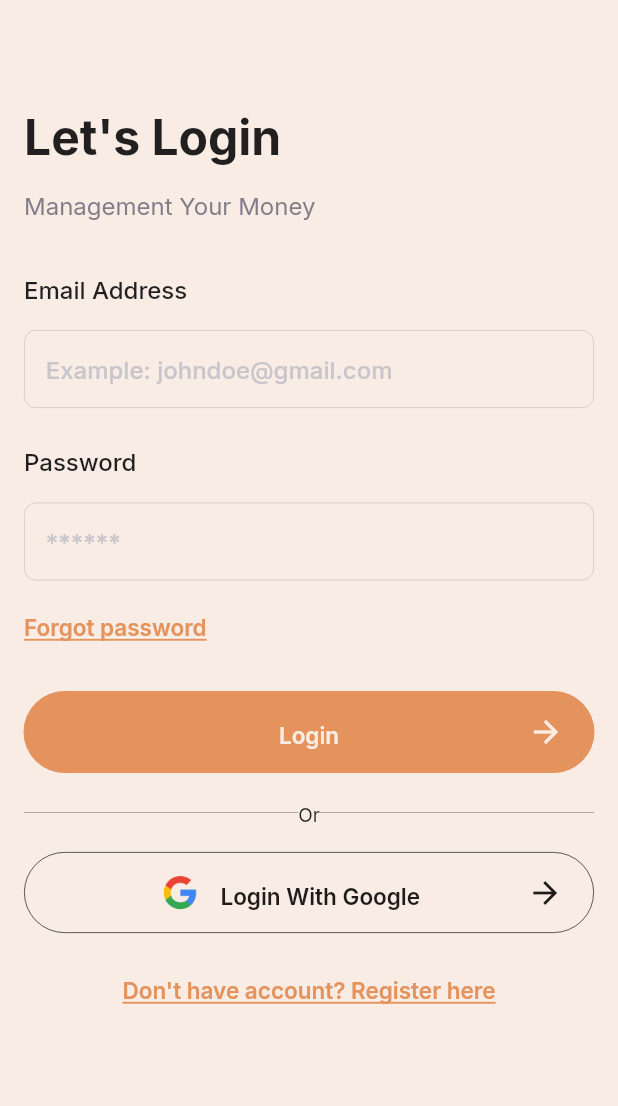
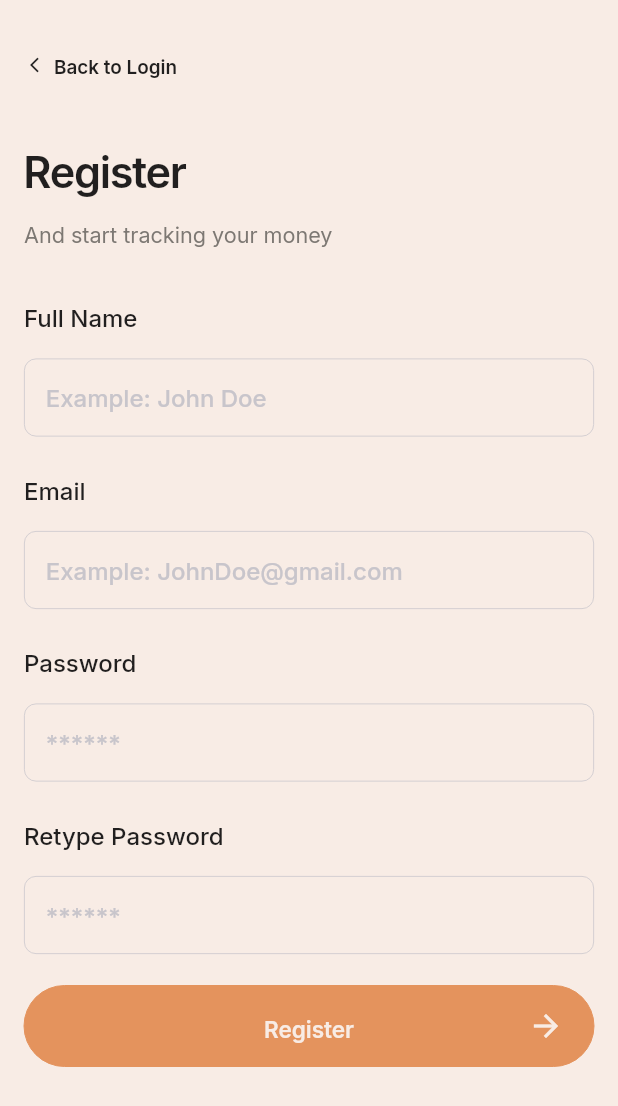
Before and after one commit to Riyumimo/expence_project, a Flutter app: the screen it shows after launch, on a phone screen of 412 x 824 dp. Shown: the top 1106 px of the screen. Run offline on Flutter 3.47's test engine with Material 2 defaults, Android fonts, the phone set to English and light mode, and no system bars; our stand-ins replace bloc, firebase_auth, firebase_core, flutter_animate, flutter_bloc, flutter_native_splash and 13 more; missing offline and left inert: flextras, flutter_displaymode; accounts and stored records are empty; project files that could hold a hidden picture were left out.

Commit message:
added register screen

```diff
--- a/lib/logic/app_logic.dart
+++ b/lib/logic/app_logic.dart
@@ -1,5 +1,6 @@
 import 'dart:async';
 
+import 'package:expence_project/logic/authencation_route_screen.dart';
 import 'package:expence_project/main.dart';
 import 'package:flutter_displaymode/flutter_displaymode.dart';
 import 'package:shared_preferences/shared_preferences.dart';
@@ -65,35 +66,7 @@ class AppLogic {
 
     // Load initial view (replace empty initial view which is covered by a native splash screen)
     // bool showIntro = settingsLogic.hasCompletedOnboarding.value == false;
-    String? getAuths;
-    await SharedPreferences.getInstance().then(
-      (value) {
-        final getAuth = value.getString(
-          'auth',
-        );
-        print(getAuth);
-        if (getAuth != null) {
-          getAuths = getAuth;
-        }
-      },
-    );
-
-    print("S$getAuths");
-    if (getAuths != null) {
-      if (repo.firebaseAuth.currentUser?.uid != null) {
-        print(repo.firebaseAuth.currentUser?.uid);
-        if (getAuths == repo.firebaseAuth.currentUser?.uid) {
-          appRoute.go(ScreenPaths.home);
-        } else {
-          appRoute.go(ScreenPaths.login);
-        }
-      } else {
-        appRoute.go(ScreenPaths.login);
-      }
-    } else {
-      appRoute.go(ScreenPaths.login);
-    }
-
+    AuthenticationScreenRouter().redirectToScreen();
     // if (showIntro) {
     //   appRouter.go(ScreenPaths.intro);
     // } else {
--- /dev/null
+++ b/lib/logic/authencation_route_screen.dart
@@ -0,0 +1,41 @@
+import 'package:shared_preferences/shared_preferences.dart';
+
+import '../main.dart';
+import '../router.dart';
+
+class AuthenticationScreenRouter {
+  void handleAuthentication() async {
+    String? getAuths;
+    await SharedPreferences.getInstance().then(
+      (value) {
+        final getAuth = value.getString(
+          'auth',
+        );
+        print(getAuth);
+        if (getAuth != null) {
+          getAuths = getAuth;
+        }
+      },
+    );
+
+    print("S$getAuths");
+    if (getAuths != null) {
+      if (repo.firebaseAuth.currentUser?.uid != null) {
+        print(repo.firebaseAuth.currentUser?.uid);
+        if (getAuths == repo.firebaseAuth.currentUser?.uid) {
+          appRoute.go(ScreenPaths.home);
+        } else {
+          appRoute.go(ScreenPaths.login);
+        }
+      } else {
+        appRoute.go(ScreenPaths.login);
+      }
+    } else {
+      appRoute.go(ScreenPaths.login);
+    }
+  }
+
+  void redirectToScreen() {
+    appRoute.go(ScreenPaths.register);
+  }
+}
--- a/lib/router.dart
+++ b/lib/router.dart
@@ -3,6 +3,7 @@ import 'package:expence_project/main.dart';
 import 'package:expence_project/ui/app_scafold.dart';
 import 'package:expence_project/ui/screens/home/home_screens.dart';
 import 'package:expence_project/ui/screens/login_screen/login_screen.dart';
+import 'package:expence_project/ui/screens/register_screen/register_screen.dart';
 import 'package:flutter/cupertino.dart';
 import 'package:flutter_bloc/flutter_bloc.dart';
 import 'package:go_router/go_router.dart';
@@ -32,7 +33,8 @@ final appRoute = GoRouter(redirect: _handleRedirect, routes: [
           ScreenPaths.login,
           (s) => const LoginScreens(),
         ),
-        AppRoute(ScreenPaths.home, (s) => const HomeScreens())
+        AppRoute(ScreenPaths.home, (s) => const HomeScreens()),
+        AppRoute(ScreenPaths.register, (s) => const RegisterScreen())
       ])
 ]);
 
--- a/lib/styles/colors.dart
+++ b/lib/styles/colors.dart
@@ -10,6 +10,7 @@ class AppColors {
   final Color greyStrong = const Color(0xFF272625);
   final Color greyMedium = const Color(0xFF9D9995);
   final Color white = Colors.white;
+  final Color textWhite = Color(0xFFC8C5CB);
   final Color black = const Color(0xFF1E1B18);
 
   final bool isDark = false;
--- /dev/null
+++ b/lib/ui/common/my_back_button.dart
@@ -0,0 +1,48 @@
+import '../../commons_libs.dart';
+import '../../main.dart';
+
+class MyBackButton extends StatelessWidget {
+  const MyBackButton({
+    super.key,
+  });
+
+  @override
+  Widget build(BuildContext context) {
+    return Padding(
+      padding: const EdgeInsets.all(16),
+      child: SizedBox(
+        height: 54,
+        child: Row(
+          children: [
+            InkWell(
+              borderRadius: BorderRadius.circular(12),
+              onTap: () {},
+              child: Container(
+                height: 22,
+                child: Row(
+                  children: [
+                    const SizedBox(
+                      width: 20,
+                      height: 20,
+                      child: Icon(
+                        Icons.arrow_back_ios,
+                        size: 12,
+                      ),
+                    ),
+                    SizedBox(
+                      height: 22,
+                      child: Text(
+                        "Back to Login",
+                        style: $styles.text.bodySmallBold,
+                      ),
+                    )
+                  ],
+                ),
+              ),
+            ),
+          ],
+        ),
+      ),
+    );
+  }
+}
--- /dev/null
+++ b/lib/ui/screens/register_screen/register_screen.dart
@@ -0,0 +1,80 @@
+import 'package:expence_project/commons_libs.dart';
+import 'package:expence_project/main.dart';
+import 'package:expence_project/ui/common/input_field.dart';
+import 'package:expence_project/ui/common/my_button.dart';
+import 'package:flutter/widgets.dart';
+
+import '../../common/my_back_button.dart';
+
+class RegisterScreen extends StatefulWidget {
+  const RegisterScreen({super.key});
+
+  @override
+  State<RegisterScreen> createState() => _RegisterScreenState();
+}
+
+class _RegisterScreenState extends State<RegisterScreen> {
+  @override
+  Widget build(BuildContext context) {
+    return Scaffold(
+      body: SafeArea(
+        child: ListView(children: [
+          const MyBackButton(),
+          Padding(
+            padding: const EdgeInsets.only(top: 10, left: 16, right: 16),
+            child: Column(
+              crossAxisAlignment: CrossAxisAlignment.start,
+              children: [
+                Text(
+                  "Register",
+                  style: $styles.text.quote1,
+                ),
+                const Gap(16),
+                Text(
+                  'And start tracking your money',
+                  style: $styles.text.quote2Sub
+                      .copyWith(color: $styles.colors.caption, height: 0),
+                ),
+                const Gap(32),
+                // FULL NAME
+                MyInputField(
+                    title: "Full Name",
+                    hint: "Example: John Doe",
+                    color: $styles.colors.textWhite),
+                const Gap(16),
+
+                // EMAIL
+                MyInputField(
+                    title: "Email",
+                    hint: "Example: JohnDoe@gmail.com",
+                    color: $styles.colors.textWhite),
+                const Gap(16),
+
+                // PASSWORD
+                MyInputField(
+                    title: "Password",
+                    hint: "******",
+                    color: $styles.colors.textWhite),
+                const Gap(16),
+
+                // RETYPE PASSWORD
+                MyInputField(
+                    title: "Retype Password",
+                    hint: "******",
+                    color: $styles.colors.textWhite),
+                const Gap(16),
+
+                // REGISTER BUTTON
+                MyButton(
+                  title: "Register",
+                  onPressed: () {},
+                  color: $styles.colors.accent1,
+                )
+              ],
+            ),
+          ),
+        ]),
+      ),
+    );
+  }
+}
```
